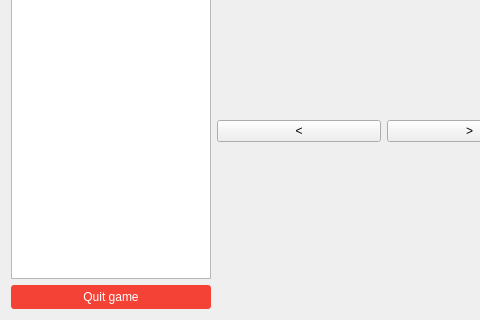
First picture: the form in python/ui/gamePage.ui, repository LepTho2233127/CNChess, before the edit; both pictures show x 0 to 480 and y 249 to 569 of the 733 by 569 pixel window.
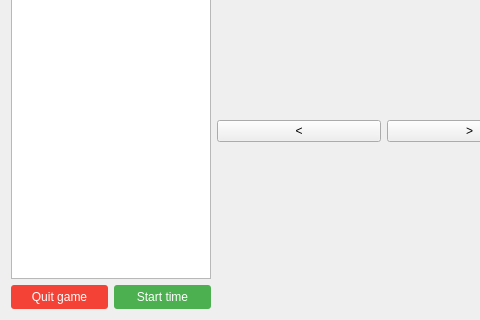
Second picture: the form after the edit. Icons and pictures are not drawn.

Commit message: added evaluation function and start time button

What changed in the file:
```diff
--- a/python/ui/gamePage.ui
+++ b/python/ui/gamePage.ui
@@ -36,6 +36,8 @@
         </widget>
        </item>
        <item>
+        <layout class="QHBoxLayout" name="horizontalLayout">
+         <item>
         <widget class="QPushButton" name="quitButton">
          <property name="styleSheet">
           <string>QPushButton {
@@ -56,6 +58,30 @@
           <string>Quit game</string>
          </property>
         </widget>
+         </item>
+         <item>
+          <widget class="QPushButton" name="startButton">
+           <property name="styleSheet">
+            <string notr="true">QPushButton {
+    background-color: #4CAF50;
+    color: white;
+    padding: 5px;
+    border-radius: 3px;
+    border: none;
+}
+QPushButton:hover {
+    background-color: #45a049;
+}
+QPushButton:pressed {
+    background-color:#3d8b40;
+}</string>
+           </property>
+           <property name="text">
+            <string>Start time</string>
+           </property>
+          </widget>
+         </item>
+        </layout>
        </item>
       </layout>
      </item>
```
Lines whose indentation alone changed are shown as unchanged. The commit also changes 4 other files.
